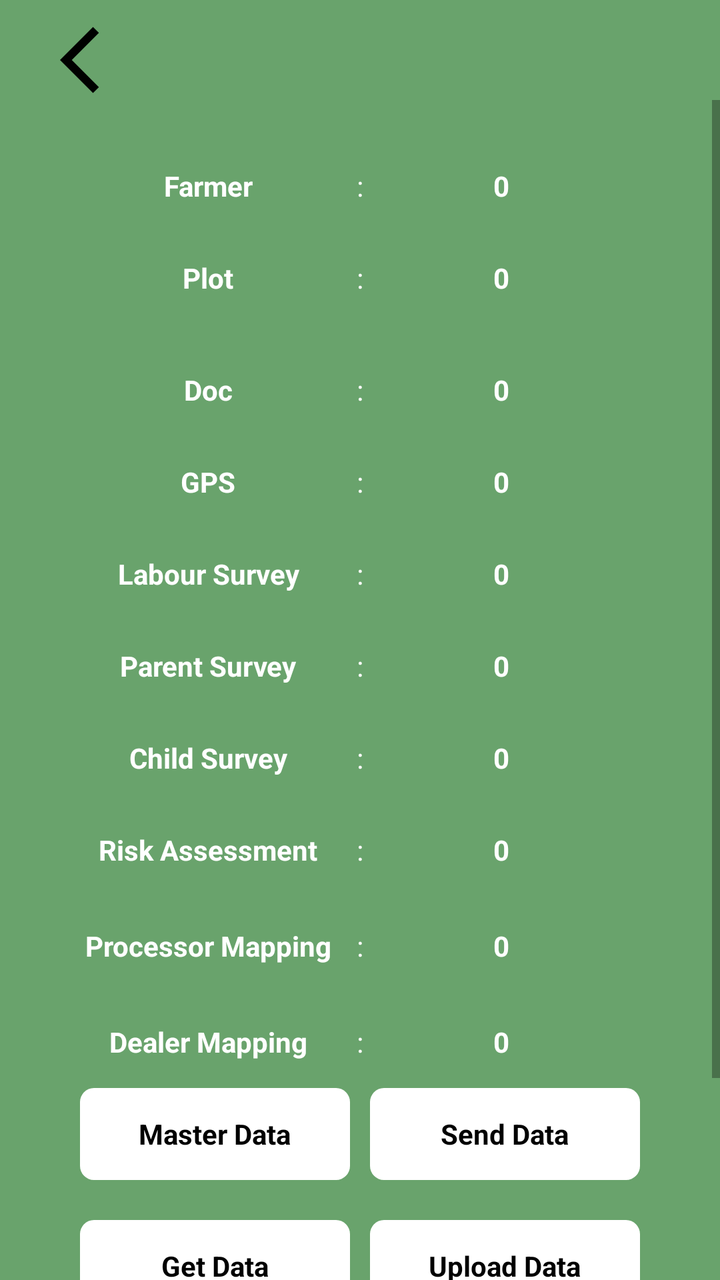
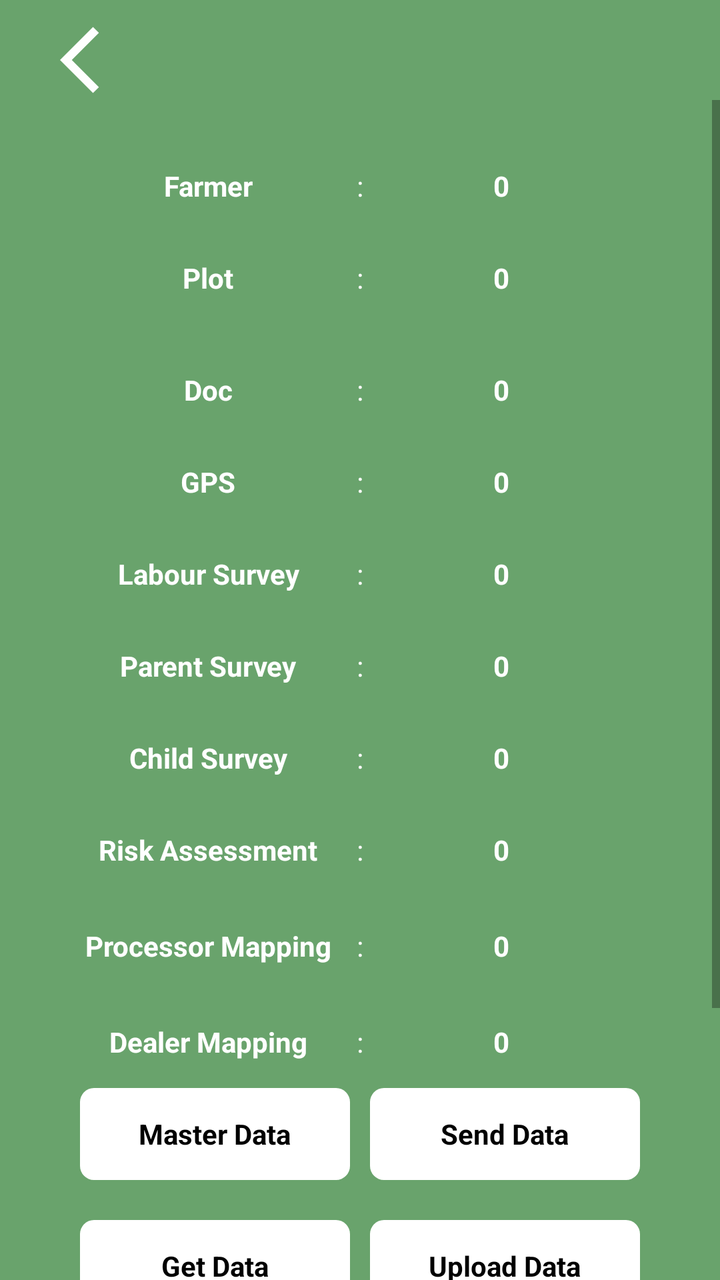

The first picture is an Android layout as it rendered before a commit; the second is the same layout after the commit. The layout source and the unified diff follow.
<!-- AndroidManifest.xml: application theme Theme.Trst01SupplyChain -->
<!-- res/layout/activity_sync.xml -->
<?xml version="1.0" encoding="utf-8"?>
<RelativeLayout xmlns:android="http://schemas.android.com/apk/res/android"
    xmlns:app="http://schemas.android.com/apk/res-auto"
    xmlns:tools="http://schemas.android.com/tools"
    android:layout_width="match_parent"
    android:layout_height="match_parent"
    android:background="@color/Orange_shade"
    tools:context=".activity.SyncActivity">


    <ImageView
        android:id="@+id/imgBack"
        android:layout_width="40dp"
        android:layout_height="40dp"
        android:layout_marginTop="10dp"
        android:layout_marginStart="30dp"
        android:src="@drawable/back"/>

    <ScrollView
        android:layout_width="match_parent"
        android:layout_height="wrap_content"
        android:layout_below="@id/imgBack">

    <LinearLayout
        android:layout_width="match_parent"
        android:layout_height="wrap_content"
        android:layout_marginStart="20dp"
        android:layout_marginEnd="20dp"
        android:layout_marginBottom="20dp"
        android:padding="20dp"
        android:orientation="vertical">

        <LinearLayout
            android:layout_width="match_parent"
            android:layout_height="wrap_content"
            android:orientation="horizontal"
            android:weightSum="100">

            <TextView
                android:layout_width="match_parent"
                android:layout_height="46dp"
                android:layout_marginEnd="10dp"
                android:layout_weight="50"
                android:gravity="center"
                android:text="Farmer"
                android:textColor="@color/white"
                android:textStyle="bold" />

            <TextView
                android:layout_width="wrap_content"
                android:layout_height="wrap_content"
                android:text=":"
                android:textColor="@color/white" />

            <TextView
                android:id="@+id/txtFarmerSync"
                android:layout_width="match_parent"
                android:layout_height="46dp"
                android:layout_weight="50"
                android:gravity="center"
                android:text="0"
                android:textColor="@color/white"
                android:textStyle="bold" />

        </LinearLayout>

        <LinearLayout
            android:layout_width="match_parent"
            android:layout_height="wrap_content"
            android:orientation="horizontal"
            android:weightSum="100">

            <TextView
                android:layout_width="match_parent"
                android:layout_height="46dp"
                android:layout_marginEnd="10dp"
                android:layout_weight="50"
                android:gravity="center"
                android:text="Plot"
                android:textColor="@color/white"
                android:textStyle="bold" />

            <TextView
                android:layout_width="wrap_content"
                android:layout_height="wrap_content"
                android:text=":"
                android:textColor="@color/white" />

            <TextView
                android:id="@+id/txtPlotSync"
                android:layout_width="match_parent"
                android:layout_height="46dp"
                android:layout_weight="50"
                android:gravity="center"
                android:text="0"
                android:textColor="@color/white"
                android:textStyle="bold" />

        </LinearLayout>

        <LinearLayout
            android:layout_width="match_parent"
            android:layout_height="wrap_content"
            android:layout_marginBottom="10dp"
            android:orientation="horizontal"
            android:weightSum="100">

            <TextView
                android:layout_width="match_parent"
                android:layout_height="46dp"
                android:layout_marginEnd="10dp"
                android:layout_weight="50"
                android:gravity="center"
                android:text="Bank"
                android:visibility="gone"
                android:textColor="@color/white"
                android:textStyle="bold" />

            <TextView
                android:layout_width="wrap_content"
                android:layout_height="wrap_content"
                android:text=":"
                android:visibility="gone"
                android:textColor="@color/white" />

            <TextView
                android:id="@+id/txtBankSync"
                android:layout_width="match_parent"
                android:layout_height="46dp"
                android:layout_weight="50"
                android:gravity="center"
                android:text="0"
                android:visibility="gone"
                android:textColor="@color/white"
                android:textStyle="bold" />

        </LinearLayout>

        <LinearLayout
            android:layout_width="match_parent"
            android:layout_height="wrap_content"
            android:orientation="horizontal"
            android:weightSum="100">

            <TextView
                android:layout_width="match_parent"
                android:layout_height="46dp"
                android:layout_marginEnd="10dp"
                android:layout_weight="50"
                android:gravity="center"
                android:text="Doc"
                android:textColor="@color/white"
                android:textStyle="bold" />

            <TextView
                android:layout_width="wrap_content"
                android:layout_height="wrap_content"
                android:text=":"
                android:textColor="@color/white" />

            <TextView
                android:id="@+id/txtDocSync"
                android:layout_width="match_parent"
                android:layout_height="46dp"
                android:layout_weight="50"
                android:gravity="center"
                android:text="0"
                android:textColor="@color/white"
                android:textStyle="bold" />

        </LinearLayout>

        <LinearLayout
            android:layout_width="match_parent"
            android:layout_height="wrap_content"
            android:orientation="horizontal"
            android:weightSum="100">

            <TextView
                android:layout_width="match_parent"
                android:layout_height="46dp"
                android:layout_marginEnd="10dp"
                android:layout_weight="50"
                android:gravity="center"
                android:text="GPS"
                android:textColor="@color/white"
                android:textStyle="bold" />

            <TextView
                android:layout_width="wrap_content"
                android:layout_height="wrap_content"
                android:text=":"
                android:textColor="@color/white" />

            <TextView
                android:id="@+id/txtGpsSync"
                android:layout_width="match_parent"
                android:layout_height="46dp"
                android:layout_weight="50"
                android:gravity="center"
                android:text="0"
                android:textColor="@color/white"
                android:textStyle="bold" />

        </LinearLayout>

        <LinearLayout
            android:layout_width="match_parent"
            android:layout_height="wrap_content"
            android:orientation="horizontal"
            android:weightSum="100">

            <TextView
                android:layout_width="match_parent"
                android:layout_height="46dp"
                android:layout_marginEnd="10dp"
                android:layout_weight="50"
                android:gravity="center"
                android:visibility="visible"
                android:text="Labour Survey"
                android:textColor="@color/white"
                android:textStyle="bold" />

            <TextView
                android:layout_width="wrap_content"
                android:layout_height="wrap_content"
                android:text=":"
                android:visibility="visible"
                android:textColor="@color/white" />

            <TextView
                android:id="@+id/txtSurvey"
                android:layout_width="match_parent"
                android:layout_height="46dp"
                android:layout_weight="50"
                android:gravity="center"
                android:text="0"
                android:visibility="visible"
                android:textColor="@color/white"
                android:textStyle="bold" />

        </LinearLayout>

        <LinearLayout
            android:layout_width="match_parent"
            android:layout_height="wrap_content"
            android:orientation="horizontal"
            android:weightSum="100">

            <TextView
                android:layout_width="match_parent"
                android:layout_height="46dp"
                android:layout_marginEnd="10dp"
                android:layout_weight="50"
                android:visibility="visible"
                android:gravity="center"
                android:text="Parent Survey"
                android:textColor="@color/white"
                android:textStyle="bold" />

            <TextView
                android:layout_width="wrap_content"
                android:layout_height="wrap_content"
                android:text=":"
                android:visibility="visible"
                android:textColor="@color/white" />

            <TextView
                android:id="@+id/txtParentSync"
                android:layout_width="match_parent"
                android:layout_height="46dp"
                android:layout_weight="50"
                android:gravity="center"
                android:visibility="visible"
                android:text="0"
                android:textColor="@color/white"
                android:textStyle="bold" />

        </LinearLayout>

        <LinearLayout
            android:layout_width="match_parent"
            android:layout_height="wrap_content"
            android:orientation="horizontal"
            android:visibility="visible"
            android:weightSum="100">

            <TextView
                android:layout_width="match_parent"
                android:layout_height="46dp"
                android:layout_marginEnd="10dp"
                android:layout_weight="50"
                android:gravity="center"
                android:visibility="visible"
                android:text="Child Survey"
                android:textColor="@color/white"
                android:textStyle="bold" />

            <TextView
                android:layout_width="wrap_content"
                android:layout_height="wrap_content"
                android:text=":"
                android:visibility="visible"
                android:textColor="@color/white" />

            <TextView
                android:id="@+id/txtChildSync"
                android:layout_width="match_parent"
                android:layout_height="46dp"
                android:layout_weight="50"
                android:gravity="center"
                android:text="0"
                android:visibility="visible"
                android:textColor="@color/white"
                android:textStyle="bold" />

        </LinearLayout>

        <LinearLayout
            android:layout_width="match_parent"
            android:layout_height="wrap_content"
            android:orientation="horizontal"
            android:visibility="visible"
            android:weightSum="100">

            <TextView
                android:layout_width="match_parent"
                android:layout_height="46dp"
                android:layout_marginEnd="10dp"
                android:layout_weight="50"
                android:gravity="center"
                android:visibility="visible"
                android:text="Risk Assessment"
                android:textColor="@color/white"
                android:textStyle="bold" />

            <TextView
                android:layout_width="wrap_content"
                android:layout_height="wrap_content"
                android:text=":"
                android:visibility="visible"
                android:textColor="@color/white" />

            <TextView
                android:id="@+id/txtRiskSync"
                android:layout_width="match_parent"
                android:layout_height="46dp"
                android:layout_weight="50"
                android:gravity="center"
                android:text="0"
                android:visibility="visible"
                android:textColor="@color/white"
                android:textStyle="bold" />

        </LinearLayout>

        <LinearLayout
            android:layout_width="match_parent"
            android:layout_height="wrap_content"
            android:orientation="horizontal"
            android:visibility="visible"
            android:weightSum="100">

            <TextView
                android:layout_width="match_parent"
                android:layout_height="50dp"
                android:layout_marginEnd="10dp"
                android:layout_weight="50"
                android:gravity="center"
                android:visibility="visible"
                android:text="Processor Mapping"
                android:textColor="@color/white"
                android:textStyle="bold" />

            <TextView
                android:layout_width="wrap_content"
                android:layout_height="wrap_content"
                android:text=":"
                android:visibility="visible"
                android:textColor="@color/white" />

            <TextView
                android:id="@+id/txtManufacturerSync"
                android:layout_width="match_parent"
                android:layout_height="46dp"
                android:layout_weight="50"
                android:gravity="center"
                android:text="0"
                android:visibility="visible"
                android:textColor="@color/white"
                android:textStyle="bold" />

        </LinearLayout>

        <LinearLayout
            android:layout_width="match_parent"
            android:layout_height="wrap_content"
            android:orientation="horizontal"
            android:visibility="visible"
            android:weightSum="100">

            <TextView
                android:layout_width="match_parent"
                android:layout_height="46dp"
                android:layout_marginEnd="10dp"
                android:layout_weight="50"
                android:gravity="center"
                android:visibility="visible"
                android:text="Dealer Mapping"
                android:textColor="@color/white"
                android:textStyle="bold" />

            <TextView
                android:layout_width="wrap_content"
                android:layout_height="wrap_content"
                android:text=":"
                android:visibility="visible"
                android:textColor="@color/white" />

            <TextView
                android:id="@+id/txtDealerSync"
                android:layout_width="match_parent"
                android:layout_height="46dp"
                android:layout_weight="50"
                android:gravity="center"
                android:text="0"
                android:visibility="visible"
                android:textColor="@color/white"
                android:textStyle="bold" />

        </LinearLayout>

        <LinearLayout
            android:weightSum="2"
            android:layout_width="match_parent"
            android:layout_height="wrap_content"
            android:orientation="horizontal">


            <TextView

                android:layout_weight="1"
                android:id="@+id/txtMasterSync"
                android:layout_width="match_parent"
                android:layout_height="46dp"
                android:layout_marginBottom="20dp"
                android:background="@drawable/bg_ui_white_box"
                android:gravity="center"
                android:text="Master Data"
                android:layout_marginEnd="5dp"
                android:textColor="@color/black"
                android:textStyle="bold" />

            <TextView
                android:layout_weight="1"
                android:id="@+id/txtSendData"
                android:layout_width="match_parent"
                android:layout_height="46dp"
                android:layout_marginStart="5dp"
                android:layout_marginBottom="20dp"
                android:background="@drawable/bg_ui_white_box"
                android:gravity="center"
                android:text="Send Data"
                android:textColor="@color/black"
                android:textStyle="bold" />


        </LinearLayout>

        <LinearLayout
            android:weightSum="2"
            android:layout_width="match_parent"
            android:layout_height="wrap_content"
            android:orientation="horizontal">


            <TextView
                android:layout_weight="1"
                android:id="@+id/txtGetData"
                android:layout_width="match_parent"
                android:layout_height="46dp"
                android:layout_marginBottom="20dp"
                android:background="@drawable/bg_ui_white_box"
                android:gravity="center"
                android:text="Get Data"
                android:layout_marginEnd="5dp"
                android:textColor="@color/black"
                android:textStyle="bold" />

            <TextView
                android:layout_weight="1"
                android:id="@+id/txtUploadDb"
                android:layout_width="match_parent"
                android:layout_height="46dp"
                android:layout_marginStart="5dp"
                android:layout_marginBottom="20dp"
                android:background="@drawable/bg_ui_white_box"
                android:gravity="center"
                android:text="Upload Data"
                android:textColor="@color/black"
                android:textStyle="bold" />


        </LinearLayout>
        <LinearLayout
            android:weightSum="2"
            android:layout_width="match_parent"
            android:layout_height="wrap_content"
            android:orientation="horizontal">


            <TextView
                android:layout_weight="1"
                android:id="@+id/changeLanguageButton"
                android:layout_width="match_parent"
                android:layout_height="46dp"
                android:layout_marginBottom="20dp"
                android:background="@drawable/bg_ui_white_box"
                android:gravity="center"
                android:text="@string/change_language"
                android:layout_marginEnd="5dp"
                android:textColor="@color/black"
                android:textStyle="bold" />

            
            
            
            
            
            
            
            
            
            
            
            



        </LinearLayout>

    </LinearLayout>
    </ScrollView>
    <ProgressBar
        android:id="@+id/progress"
        android:layout_width="wrap_content"
        android:layout_height="wrap_content"
        android:visibility="gone"
        android:layout_centerInParent="true"/>


</RelativeLayout>
<!-- resources referenced by this layout -->
<resources>
  <color name="Orange_shade">#69A36C</color>
  <color name="black">#FF000000</color>
  <color name="white">#FFFFFFFF</color>
  <!-- drawable back (drawable) -->
  <vector android:autoMirrored="true" android:height="24dp"
      android:tint="#000000" android:viewportHeight="24"
      android:viewportWidth="24" android:width="24dp" xmlns:android="http://schemas.android.com/apk/res/android">
      <path android:fillColor="@android:color/white" android:pathData="M11.67,3.87L9.9,2.1 0,12l9.9,9.9 1.77,-1.77L3.54,12z"/>
  </vector>
  <!-- drawable bg_ui_white_box (drawable) -->
  <?xml version="1.0" encoding="utf-8"?>
  <shape android:shape="rectangle"
      xmlns:android="http://schemas.android.com/apk/res/android">
      <solid android:color="@color/white"/>
      <corners android:radius="7dp"/>
  </shape>
  <string name="change_language">Change Language</string>
  <style name="Theme.Trst01SupplyChain" parent="Theme.MaterialComponents.Light.NoActionBar">
  
          Screenshot 2023-09-13 171658.png        
          <item name="colorPrimary">@color/lyt_green</item>
          <item name="colorPrimaryVariant">@color/lyt_green</item>
  
  
          <item name="colorOnPrimary">@color/white</item>
          
          <item name="colorSecondary">@color/teal_200</item>
          <item name="colorSecondaryVariant">@color/teal_700</item>
          <item name="colorOnSecondary">@color/black</item>
          
          <item name="android:statusBarColor">?attr/colorPrimaryVariant</item>
          
      </style>
  <color name="lyt_green">#4F9879</color>
  <color name="teal_200">#FF03DAC5</color>
  <color name="teal_700">#FF018786</color>
</resources>

<!-- the commit's change to res/layout/activity_sync.xml (unified diff, before → after) -->
@@ -14,7 +14,9 @@
         android:layout_height="40dp"
         android:layout_marginTop="10dp"
         android:layout_marginStart="30dp"
-        android:src="@drawable/back"/>
+        android:tint="@color/white"
+        android:src="@drawable/back"
+        />
 
     <ScrollView
         android:layout_width="match_parent"
@@ -539,6 +541,28 @@
 
         </LinearLayout>
 
+        <LinearLayout
+            android:layout_width="match_parent"
+            android:layout_height="wrap_content"
+            android:gravity="right"
+            android:orientation="vertical">
+
+
+            <TextView
+                android:id="@+id/versionTxt"
+                android:layout_width="match_parent"
+                android:layout_height="wrap_content"
+                android:layout_marginEnd="5dp"
+                android:layout_marginBottom="20dp"
+                android:gravity="center"
+                android:padding="8dp"
+                android:text="*App Version : 1.0.0 || DB Version : 1.0*"
+                android:textColor="@color/white"
+                android:textStyle="bold" />
+
+
+        </LinearLayout>
+
     </LinearLayout>
     </ScrollView>
     <ProgressBar
